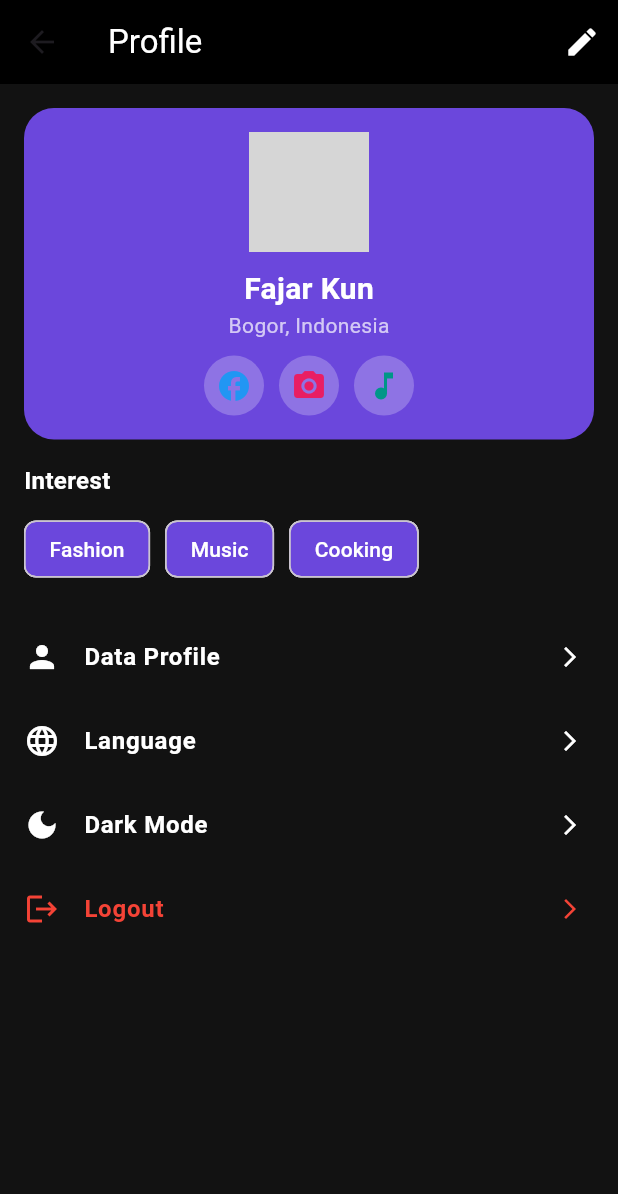
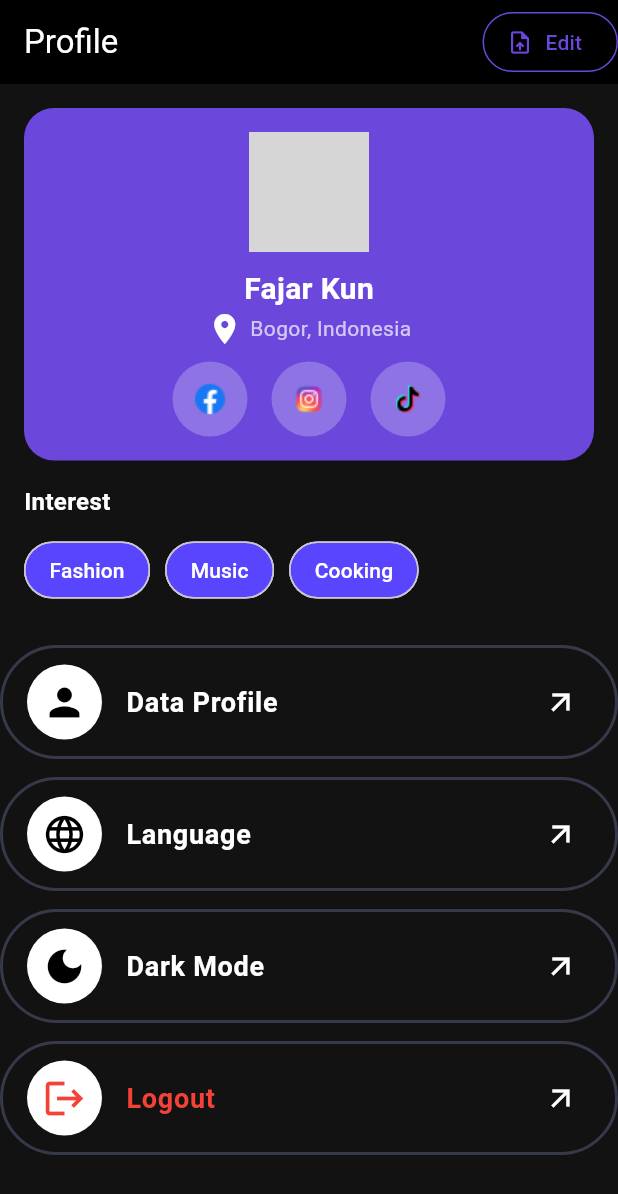
Before and after one commit to Swalih60/snap, a Flutter app: the ProfileScreen screen opened directly, on a phone screen of 412 x 824 dp. Shown: the top 1194 px of the screen. Run offline on Flutter 3.47's test engine with Material 3 defaults, Android fonts, the light colour scheme and no system bars; our stand-ins replace swipe_cards; grey boxes are pictures that could not be loaded.

Commit message:
feat: Profile Screen completed

```diff
--- /dev/null
+++ b/lib/components/menu_options.dart
@@ -0,0 +1,49 @@
+import 'package:flutter/material.dart';
+
+Widget buildMenuOption(IconData icon, String title, {bool isLogout = false}) {
+  return Container(
+    margin: EdgeInsets.symmetric(vertical: 6),
+    padding: EdgeInsets.symmetric(vertical: 8),
+    decoration: BoxDecoration(
+      color: Colors.transparent, // Optional: Background color if needed
+      border: Border.all(
+        color: Color.fromRGBO(54, 57, 74, 1), // Border color
+        width: 2.0,
+      ),
+      borderRadius: BorderRadius.circular(100), // Optional: Rounded corners
+    ),
+    child: ListTile(
+      leading: Container(
+          height: 50,
+          width: 50,
+          decoration: BoxDecoration(
+            color: Colors.white,
+            borderRadius: BorderRadius.circular(30),
+          ),
+          child: Icon(
+            icon,
+            color: isLogout ? Colors.red : Colors.black,
+            size: 30,
+          )),
+      title: Text(
+        title,
+        style: TextStyle(
+          color: isLogout ? Colors.red : Colors.white,
+          fontWeight: FontWeight.bold,
+          fontSize: 18,
+        ),
+      ),
+      trailing: Transform.rotate(
+        angle: 45 * 3.14159 / 180, // Rotate 45 degrees
+        child: const Icon(
+          Icons.arrow_upward,
+
+          color: Colors.white, // Customize color
+        ),
+      ),
+      onTap: () {
+        // Handle navigation or actions here
+      },
+    ),
+  );
+}
--- a/lib/main.dart
+++ b/lib/main.dart
@@ -1,5 +1,5 @@
 import 'package:flutter/material.dart';
-import 'package:snap/screens/data_profile.dart';
+import 'package:snap/screens/profile_screen.dart';
 
 void main() {
   runApp(const MainApp());
@@ -12,7 +12,7 @@ class MainApp extends StatelessWidget {
   Widget build(BuildContext context) {
     return MaterialApp(
       debugShowCheckedModeBanner: false,
-      home: DataProfileScreen(),
+      home: ProfileScreen(),
       theme: ThemeData(
           floatingActionButtonTheme:
               FloatingActionButtonThemeData(elevation: 0)),
--- a/lib/screens/profile_screen.dart
+++ b/lib/screens/profile_screen.dart
@@ -1,6 +1,10 @@
 import 'package:flutter/material.dart';
+import 'package:snap/components/data_profile_components.dart';
+import 'package:snap/components/menu_options.dart';
 
 class ProfileScreen extends StatelessWidget {
+  const ProfileScreen({super.key});
+
   @override
   Widget build(BuildContext context) {
     return Scaffold(
@@ -8,11 +12,25 @@ class ProfileScreen extends StatelessWidget {
       appBar: AppBar(
         backgroundColor: Colors.black,
         elevation: 0,
-        title: Text('Profile', style: TextStyle(color: Colors.white)),
+        title: const Text('Profile', style: TextStyle(color: Colors.white)),
         actions: [
-          IconButton(
-            onPressed: () {},
-            icon: Icon(Icons.edit, color: Colors.white),
+          ElevatedButton.icon(
+            onPressed: () {
+              // Edit action
+            },
+            icon: const Icon(Icons.upload_file, color: Color(0xFF6B47DC)),
+            label: const Text(
+              'Edit',
+              style: TextStyle(color: Color(0xFF6B47DC)),
+            ),
+            style: ElevatedButton.styleFrom(
+              backgroundColor: Colors.transparent,
+              elevation: 0,
+              side: const BorderSide(color: Color(0xFF6B47DC)),
+              shape: RoundedRectangleBorder(
+                borderRadius: BorderRadius.circular(20),
+              ),
+            ),
           ),
         ],
       ),
@@ -21,27 +39,37 @@ class ProfileScreen extends StatelessWidget {
           children: [
             // Profile Header
             Container(
-              margin: EdgeInsets.all(16.0),
-              padding: EdgeInsets.all(16.0),
+              margin: const EdgeInsets.all(16.0),
+              padding: const EdgeInsets.all(16.0),
               decoration: BoxDecoration(
-                color: Color(0xFF6B47DC),
+                color: const Color(0xFF6B47DC),
                 borderRadius: BorderRadius.circular(20),
               ),
               child: Column(
                 children: [
-                  CircleAvatar(
+                  const CircleAvatar(
                     radius: 40,
                     backgroundImage: AssetImage(
-                        'assets/profile_picture.png'), // Replace with actual image path
+                        'assets/images/main.jpg'), // Replace with actual image path
                   ),
-                  SizedBox(height: 10),
-                  Text(
+                  const SizedBox(height: 10),
+                  const Text(
                     'Fajar Kun',
                     style: TextStyle(
                       color: Colors.white,
                       fontSize: 20,
                       fontWeight: FontWeight.bold,
                     ),
+                  ),
+                  const Row(
+                    mainAxisAlignment: MainAxisAlignment.center,
+                    children: [
+                      Icon(
+                        Icons.location_on,
+                        color: Colors.white,
+                      ),
+                      SizedBox(
+                        width: 5,
                       ),
                       Text(
                         'Bogor, Indonesia',
@@ -50,15 +78,18 @@ class ProfileScreen extends StatelessWidget {
                           fontSize: 14,
                         ),
                       ),
-                  SizedBox(height: 10),
+                    ],
+                  ),
+                  const SizedBox(height: 10),
                   Row(
                     mainAxisAlignment: MainAxisAlignment.center,
                     children: [
-                      buildSocialIcon(Icons.facebook, Colors.blue),
-                      SizedBox(width: 10),
-                      buildSocialIcon(Icons.photo_camera, Colors.pink),
-                      SizedBox(width: 10),
-                      buildSocialIcon(Icons.music_note, Colors.teal),
+                      buildSocialIcon(
+                          "assets/images/facebook.png", Colors.blue),
+                      const SizedBox(width: 16),
+                      buildSocialIcon("assets/images/insta.png", Colors.pink),
+                      const SizedBox(width: 16),
+                      buildSocialIcon("assets/images/tik.png", Colors.teal),
                     ],
                   ),
                 ],
@@ -70,7 +101,7 @@ class ProfileScreen extends StatelessWidget {
               child: Column(
                 crossAxisAlignment: CrossAxisAlignment.start,
                 children: [
-                  Text(
+                  const Text(
                     'Interest',
                     style: TextStyle(
                       color: Colors.white,
@@ -78,71 +109,29 @@ class ProfileScreen extends StatelessWidget {
                       fontWeight: FontWeight.bold,
                     ),
                   ),
-                  SizedBox(height: 10),
+                  const SizedBox(height: 10),
                   Row(
                     children: [
                       buildInterestChip('Fashion'),
-                      SizedBox(width: 10),
+                      const SizedBox(width: 10),
                       buildInterestChip('Music'),
-                      SizedBox(width: 10),
+                      const SizedBox(width: 10),
                       buildInterestChip('Cooking'),
                     ],
                   ),
                 ],
               ),
             ),
-            SizedBox(height: 20),
+            const SizedBox(height: 20),
             // Menu Options
             buildMenuOption(Icons.person, 'Data Profile'),
             buildMenuOption(Icons.language, 'Language'),
             buildMenuOption(Icons.dark_mode, 'Dark Mode'),
-            // Logout Button
+
             buildMenuOption(Icons.logout, 'Logout', isLogout: true),
           ],
         ),
       ),
     );
   }
-
-  Widget buildSocialIcon(IconData icon, Color color) {
-    return Container(
-      padding: EdgeInsets.all(8.0),
-      decoration: BoxDecoration(
-        color: Colors.white24,
-        shape: BoxShape.circle,
-      ),
-      child: Icon(icon, color: color, size: 24),
-    );
 }
-
-  Widget buildInterestChip(String label) {
-    return Chip(
-      label: Text(
-        label,
-        style: TextStyle(color: Colors.white),
-      ),
-      backgroundColor: Color(0xFF6B47DC),
-    );
-  }
-
-  Widget buildMenuOption(IconData icon, String title, {bool isLogout = false}) {
-    return ListTile(
-      leading: Icon(icon, color: isLogout ? Colors.red : Colors.white),
-      title: Text(
-        title,
-        style: TextStyle(
-          color: isLogout ? Colors.red : Colors.white,
-          fontWeight: FontWeight.bold,
-        ),
-      ),
-      trailing: Icon(
-        Icons.arrow_forward_ios,
-        color: isLogout ? Colors.red : Colors.white,
-        size: 16,
-      ),
-      onTap: () {
-        // Handle navigation or actions here
-      },
-    );
-  }
-}
```
Lines whose indentation alone changed are shown as unchanged.
